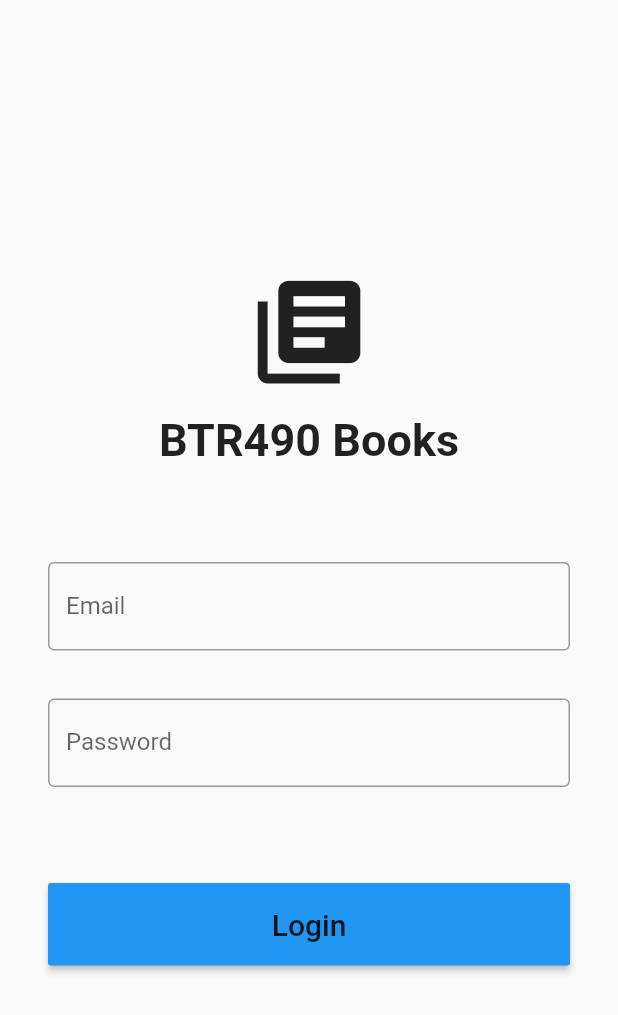
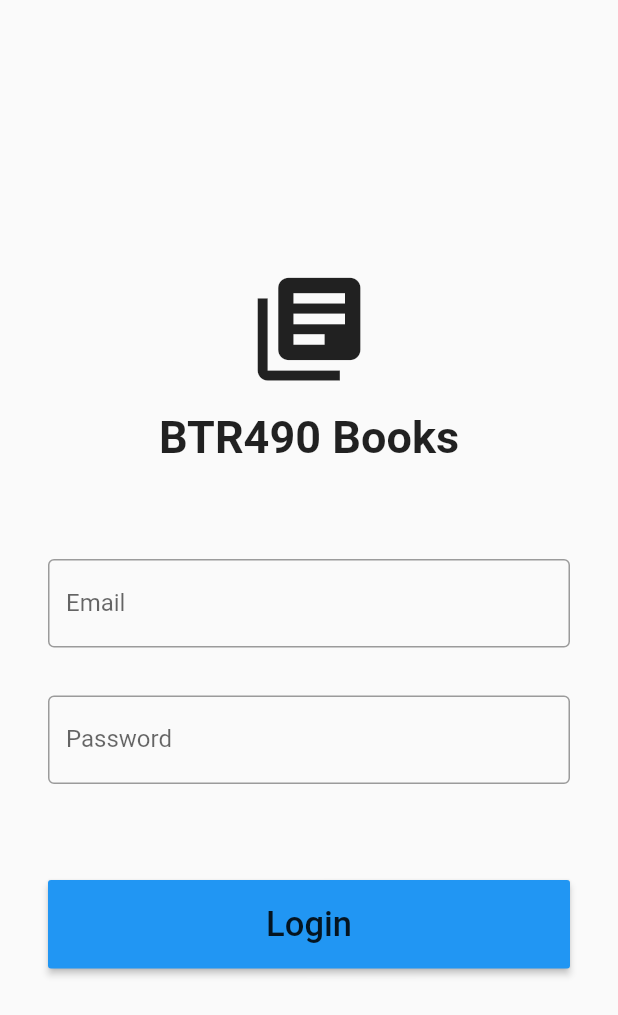
Before and after one commit to Digital-Vault/Thunder, a Flutter app: the screen it shows after launch, on a phone screen of 412 x 824 dp. Shown: the top 1015 px of the screen. Run offline on Flutter 3.47's test engine with Material 2 defaults, Android fonts, the phone set to English and light mode, and no system bars; our stand-ins replace rxdart, transparent_image; project files that could hold a hidden picture were left out.

Commit message:
Add Form elements
Convert all text fields to form element so they can be validated. This
allows us to later drop firebase support easily.

```diff
--- a/lib/login_form.dart
+++ b/lib/login_form.dart
@@ -3,57 +3,86 @@ import 'package:flutter/material.dart';
 import 'book_provider.dart';
 import 'my_home.dart';
 
-class LoginForm extends StatelessWidget {
+/// A form consisting of email and password text fields along with a button.
+class LoginForm extends StatefulWidget {
+  /// Creates a login form.
+  const LoginForm({Key key}) : super(key: key);
+
   @override
-  Widget build(BuildContext context) {
-    //textfield for email
-    final emailInput = Container(
-        // margin: const EdgeInsets.only(top: 25),
-        child: TextField(
-      // obscureText: false,
+  _LoginFormState createState() => _LoginFormState();
+}
+
+class _LoginFormState extends State<LoginForm> {
+  final _formKey = GlobalKey<FormState>();
+
+  @override
+  Widget build(BuildContext context) => Form(
+        key: _formKey,
+        child: Column(
+          children: [
+            _buildEmail(),
+            _buildPassword(),
+            _buildLoginButton(),
+          ],
+        ),
+      );
+
+  Widget _buildEmail() => TextFormField(
         decoration: InputDecoration(
           border: OutlineInputBorder(),
           labelText: 'Email',
         ),
-    ));
+        validator: _validateEmail,
+      );
 
-    //textfield for password
-    final passwordInput = Container(
-      margin: const EdgeInsets.only(top: 32, bottom: 64),
-      child: TextField(
+  String _validateEmail(String email) {
+    if (email.isEmpty) {
+      return 'Please enter your email address';
+    }
+
+    return null;
+  }
+
+  Widget _buildPassword() => Padding(
+        padding: const EdgeInsets.only(top: 32, bottom: 64),
+        child: TextFormField(
           obscureText: true,
           decoration: InputDecoration(
             border: OutlineInputBorder(),
             labelText: 'Password',
           ),
+          validator: _validatePassword,
         ),
       );
 
-    //login button
-    final loginButton = ButtonTheme(
+  String _validatePassword(String password) {
+    if (password.isEmpty) {
+      return 'Please enter your password';
+    }
+
+    return null;
+  }
+
+  Widget _buildLoginButton() => ButtonTheme(
         minWidth: double.infinity,
         padding: const EdgeInsets.all(16),
-      child: Padding(
-        padding: const EdgeInsets.only(top: 0),
         child: RaisedButton(
-          onPressed: () {
-            Navigator.pushReplacement(
-                context,
-                MaterialPageRoute<Widget>(
-                  builder: (context) => BookProvider(child: MyHome()),
-                ));
-          },
-          child: const Text('Login', style: TextStyle(fontSize: 20)),
-        ),
+          onPressed: _onPressed,
+          child: const Text('Login', style: TextStyle(fontSize: 23)),
         ),
       );
 
-    return Column(
-      children: [
-        emailInput,
-        passwordInput,
-        loginButton,
-      ],
+  void _onPressed() {
+    if (_formKey.currentState.validate()) {
+      Navigator.pushReplacement(
+          _formKey.currentContext,
+          MaterialPageRoute<Widget>(
+            builder: _buildRoute,
+          ));
+    }
+  }
+
+  Widget _buildRoute(BuildContext context) => BookProvider(
+        child: MyHome(),
       );
 }
-}
--- a/lib/login_page.dart
+++ b/lib/login_page.dart
@@ -16,8 +16,8 @@ class LoginPage extends StatelessWidget {
             child: SingleChildScrollView(
               padding: const EdgeInsets.symmetric(horizontal: 32),
               child: Column(
-                children: [
-                  const LoginHeader(),
+                children: const [
+                  LoginHeader(),
                   LoginForm(),
                 ],
               ),
```
Lines whose indentation alone changed are shown as unchanged.
